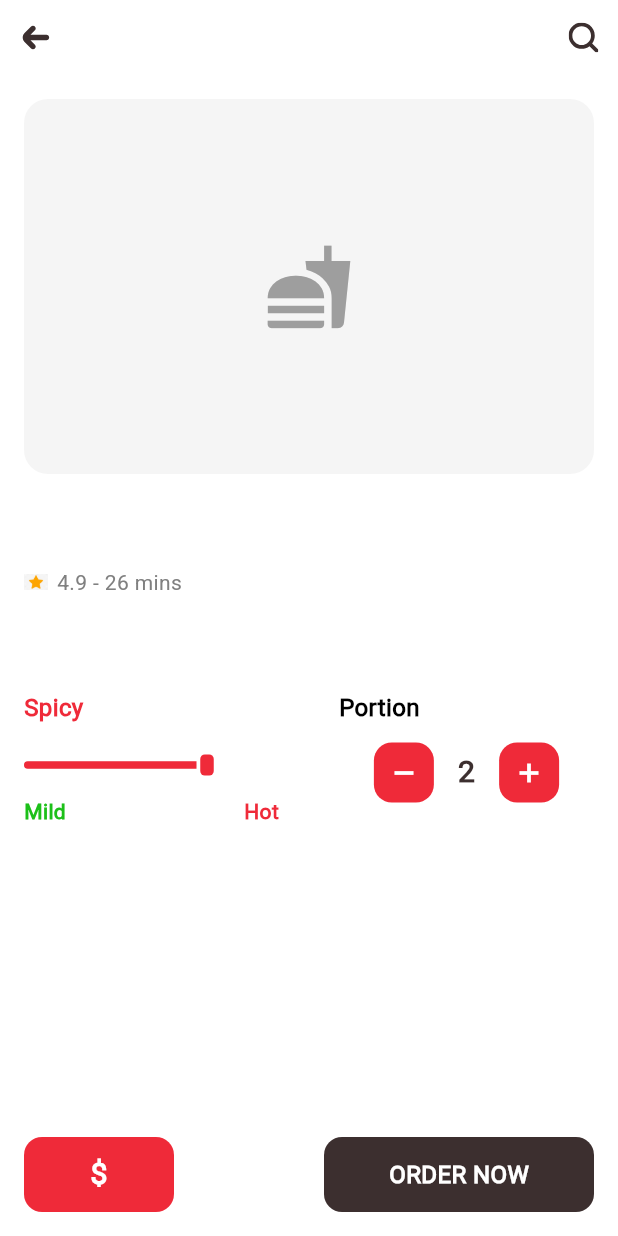
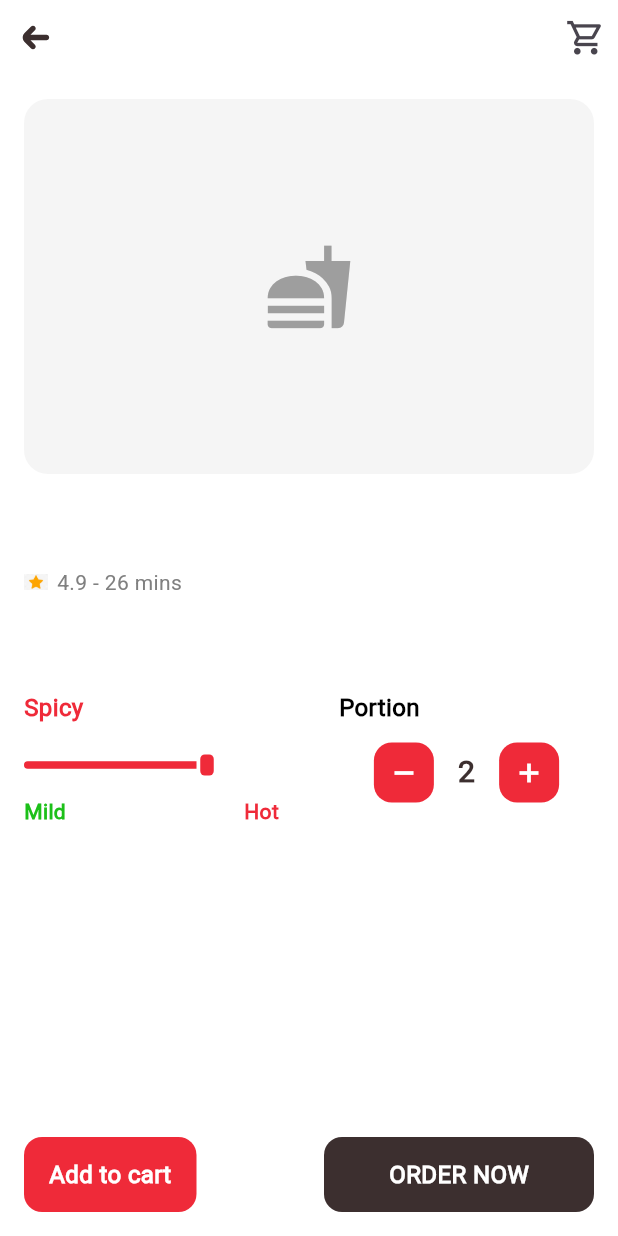
Before and after one commit to saifulhr/food_go_app, a Flutter app: the ProductDetailsPage screen opened directly with empty values, after a tap on the "add" icon, on a phone screen of 412 x 824 dp. Run offline on Flutter 3.47's test engine with Material 3 defaults, Android fonts, the phone set to English and light mode, and no system bars; our stand-ins replace carousel_slider, cloud_firestore, curved_navigation_bar, firebase_auth, firebase_core, flutter_svg and 2 more; accounts and stored records are empty.

Commit message:
add initial code

```diff
--- a/analysis_options.yaml
+++ b/analysis_options.yaml
@@ -10,6 +10,7 @@
 analyzer:
   errors:
     avoid_print: ignore
+    avoid_types_as_parameter_names: ignore
     await_only_futures: ignore
     body_might_complete_normally_nullable: ignore
     library_private_types_in_public_api: ignore
--- /dev/null
+++ b/lib/controller/cart_controller.dart
@@ -0,0 +1,187 @@
+import 'package:cloud_firestore/cloud_firestore.dart';
+import 'package:firebase_auth/firebase_auth.dart';
+import 'package:flutter/material.dart';
+import 'package:food_go_app/models/cart_model.dart';
+import 'package:food_go_app/models/order_model.dart';
+import 'package:food_go_app/models/product_model.dart';
+import 'package:food_go_app/services/cart_services.dart';
+import 'package:food_go_app/services/order_services.dart';
+import 'package:food_go_app/view/home/home_screen.dart';
+import 'package:get/get.dart';
+import 'package:uuid/uuid.dart';
+
+class CartController extends GetxController {
+  CartServices cartServices = CartServices();
+  //Order Services
+  OrderServices orderServices = OrderServices();
+  //Cart Items
+  var cartItems = <CartModel>[].obs;
+  //Total Amount
+  RxDouble totalAmount = 0.0.obs;
+  //Total Items
+  RxInt totalItems = 0.obs;
+  // Cart Loading
+  var isLoading = false.obs;
+
+  var uuid = Uuid();
+  // Fint Id User
+  Future<String?> findDocumentId(String productId) async {
+    final snapshot = await FirebaseFirestore.instance
+        .collection("carts")
+        .where("userId", isEqualTo: FirebaseAuth.instance.currentUser!.uid)
+        .where("productId", isEqualTo: productId)
+        .get();
+
+    if (snapshot.docs.isEmpty) {
+      return null;
+    }
+
+    return snapshot.docs.first.id;
+  }
+
+  //Fetch Item Cart
+  Future fetchItemcart() async {
+    isLoading.value = false;
+    var cartdata = await cartServices.getCart();
+    cartItems.assignAll(cartdata!);
+    calculatePriceTotal();
+    isLoading.value = false;
+  }
+
+  //Add to Cart
+  Future addTocart(ProductModel productModel, int quantity) async {
+    isLoading.value = true;
+
+    final documentId = await findDocumentId(productModel.id!);
+
+    if (documentId != null) {
+      await FirebaseFirestore.instance
+          .collection("carts")
+          .doc(documentId)
+          .update({"quantity": FieldValue.increment(quantity)});
+    } else {
+      CartModel cartModel = CartModel(
+        id: uuid.v4(),
+        productId: productModel.id,
+        productName: productModel.name,
+        productIamge: productModel.images,
+        productPrice: productModel.price,
+        productDescription: productModel.description,
+        quantity: quantity,
+        userId: FirebaseAuth
+            .instance
+            .currentUser
+            ?.uid, // Replace with actual user ID
+      );
+
+      await cartServices.addTocart(cartModel);
+      //This is the Snackbar
+      Get.snackbar(
+        "Success",
+        "Cart Item Successfully",
+        backgroundColor: Colors.green,
+        colorText: Colors.white,
+      );
+      isLoading.value = false;
+      await fetchItemcart();
+    }
+  }
+
+  //Calculate Total Price Off Cart Total Item
+  void calculatePriceTotal() {
+    totalItems.value = cartItems.length;
+
+    // totalItems.value = cartItems.fold(0, (sum, item) => sum + item.quantity!);
+
+    totalAmount.value = cartItems.fold(
+      0,
+      (sum, item) => sum + (item.quantity! * int.parse(item.productPrice!)),
+    );
+  }
+
+  // Cart Page Increment Quantity
+  Future incrementQuantity(CartModel cart) async {
+    final documentId = await findDocumentId(cart.productId!);
+
+    await FirebaseFirestore.instance.collection("carts").doc(documentId).update(
+      {"quantity": FieldValue.increment(1)},
+    );
+
+    await fetchItemcart();
+  }
+
+  // Cart Page Dincrement Quantity
+  Future decrementQuantity(CartModel cart) async {
+    final documentId = await findDocumentId(cart.productId!);
+
+    await FirebaseFirestore.instance.collection("carts").doc(documentId).update(
+      {"quantity": FieldValue.increment(-1)},
+    );
+    await fetchItemcart();
+  }
+
+  // Cart Remove
+  Future remove(CartModel cart) async {
+    final documentId = await findDocumentId(cart.productId!);
+
+    await cartServices.deleteItemCart(documentId!);
+
+    await fetchItemcart();
+  }
+
+  //Clear Cart Function
+  Future clearCart() async {
+    await cartServices.clearCart(FirebaseAuth.instance.currentUser!.uid);
+  }
+
+  // Order Place Function
+  Future placeOrder() async {
+    if (cartItems.isEmpty) {
+      Get.snackbar("Error", "Cart is empty");
+      return;
+    }
+
+    final newOrder = OrderModel(
+      orderId: Uuid().v4(),
+      userId: FirebaseAuth.instance.currentUser!.uid,
+      totalAmount: totalAmount.value,
+      totalItems: totalItems.value,
+      items: cartItems.map((cartkeyValue) {
+        return {
+          "productId": cartkeyValue.productId,
+          "productname": cartkeyValue.productName,
+          "prouctImage": cartkeyValue.productIamge,
+          "productDescription": cartkeyValue.productDescription,
+          "productPrice": cartkeyValue.productPrice,
+          "quantity": cartkeyValue.quantity,
+        };
+      }).toList(),
+    );
+
+    await orderServices.placeOrder(newOrder);
+
+    Get.snackbar("Success", "Order Place SuccessFully");
+
+    await clearCart();
+    await fetchItemcart();
+
+    Get.offAll(HomeScreen());
+  }
+
+  final orders = <OrderModel>[].obs;
+  var isOrderLoading = false.obs;
+
+  Future orderData() async {
+    isOrderLoading.value = false;
+    var orderdata = await orderServices.getOrder();
+    orders.assignAll(orderdata!);
+    isOrderLoading.value = false;
+  }
+
+  @override
+  void onInit() {
+    super.onInit();
+    fetchItemcart();
+    orderData();
+  }
+}
--- /dev/null
+++ b/lib/models/cart_model.dart
@@ -0,0 +1,44 @@
+// This is cart Model
+class CartModel {
+    String? id;
+    String? productName;
+    String? productId;
+    String? productIamge;
+    String? productDescription;
+    String? productPrice;
+    String? userId;
+    int? quantity;
+
+    CartModel({
+        this.id,
+        this.productName,
+        this.productId,
+        this.productIamge,
+        this.productDescription,
+        this.productPrice,
+        this.userId,
+        this.quantity,
+    });
+
+    factory CartModel.fromJson(Map<String, dynamic> json) => CartModel(
+        id: json["id"],
+        productName: json["ProductName"],
+        productId: json["ProductId"],
+        productIamge: json["ProductIamge"],
+        productDescription: json["ProductDescription"],
+        productPrice: json["ProductPrice"],
+        userId: json["UserId"],
+        quantity: json["Quantity"],
+    );
+
+    Map<String, dynamic> toJson() => {
+        "id": id,
+        "ProductName": productName,
+        "ProductId": productId,
+        "ProductIamge": productIamge,
+        "ProductDescription": productDescription,
+        "ProductPrice": productPrice,
+        "UserId": userId,
+        "Quantity": quantity,
+    };
+}
--- /dev/null
+++ b/lib/models/order_model.dart
@@ -0,0 +1,31 @@
+class OrderModel {
+  String? orderId;
+  String? userId;
+  double? totalAmount;
+  final List<Map<String,dynamic>> ? items;
+  int? totalItems;
+
+  OrderModel( {
+    this.userId,
+    this.orderId,
+    this.totalAmount,
+    this.items,
+    this.totalItems,
+  });
+
+  factory OrderModel.fromJson(Map<String, dynamic> json) => OrderModel(
+    userId: json["userId"],
+    orderId: json["orderId"],
+    totalAmount: json["totalAmount"],
+    items: List<Map<String,dynamic>>.from(json["items"]?? []),
+    totalItems: json["totalItems"],
+  );
+
+  Map<String, dynamic> toJson() => {
+    "userId": userId,
+    "totalAmount": totalAmount,
+    "totalItems": totalItems,
+    "items" : items,
+    "orderId" : orderId,
+  };
+}
--- /dev/null
+++ b/lib/services/cart_services.dart
@@ -0,0 +1,54 @@
+import 'package:cloud_firestore/cloud_firestore.dart';
+import 'package:firebase_auth/firebase_auth.dart';
+import 'package:food_go_app/models/cart_model.dart';
+
+class CartServices {
+  final CollectionReference cartCollection = FirebaseFirestore.instance
+      .collection("carts");
+//Add To Carts Function
+  Future<bool?> addTocart(CartModel cartmodel) async {
+    try {
+      await cartCollection.add(cartmodel.toJson());
+      return true;
+    } catch (e) {
+      print(e.toString());
+    }
+  }
+// Get Card Function
+  Future<List<CartModel>?> getCart() async {
+    try {
+      QuerySnapshot snap = await cartCollection
+          .where("userId", isEqualTo: FirebaseAuth.instance.currentUser!.uid)
+          .get();
+
+      return snap.docs
+          .map((d) => CartModel.fromJson(d.data() as Map<String, dynamic>))
+          .toList();
+    } catch (e) {
+      print(e.toString());
+      return null;
+    }
+  }
+
+  // Update quantity
+
+  Future<void> updateQuantity(String cartId, int newQuantity) async {
+    await cartCollection.doc(cartId).update({"quantity": newQuantity});
+  }
+
+  // Delete Item cart
+
+  Future deleteItemCart(String cartId) async {
+    await cartCollection.doc(cartId).delete();
+  }
+
+  Future clearCart(String documentId) async {
+    final snapshot = await cartCollection
+        .where("userId", isEqualTo: documentId)
+        .get();
+
+    for (var document in snapshot.docs) {
+      await cartCollection.doc(document.id).delete();
+    }
+  }
+}
--- /dev/null
+++ b/lib/services/order_services.dart
@@ -0,0 +1,28 @@
+import 'package:cloud_firestore/cloud_firestore.dart';
+import 'package:firebase_auth/firebase_auth.dart';
+import 'package:food_go_app/models/order_model.dart';
+
+class OrderServices {
+  final CollectionReference orderCOllection = FirebaseFirestore.instance
+      .collection("ordes");
+//Order Place Function
+  Future placeOrder(OrderModel orderModel) async {
+    await orderCOllection.add(orderModel.toJson());
+  }
+
+//Get Order Function
+  Future<List<OrderModel>?> getOrder() async {
+    try {
+      QuerySnapshot snap = await orderCOllection
+          .where("userId", isEqualTo: FirebaseAuth.instance.currentUser!.uid)
+          .get();
+
+      return snap.docs
+          .map((d) => OrderModel.fromJson(d.data() as Map<String, dynamic>))
+          .toList();
+    } catch (e) {
+      print(e.toString());
+      return null;
+    }
+  }
+}
--- a/lib/view/product/product_details_screens/product_details_page.dart
+++ b/lib/view/product/product_details_screens/product_details_page.dart
@@ -2,6 +2,7 @@ import 'package:flutter/material.dart';
 import 'package:flutter_svg/flutter_svg.dart';
 import 'package:food_go_app/models/product_model.dart';
 import 'package:food_go_app/theme/all_images.dart';
+import 'package:food_go_app/view/cart/cart_screen.dart';
 import 'package:food_go_app/view/product/product_details_screens/screens/product_bottom_nav_bar.dart';
 import 'package:food_go_app/view/product/product_details_screens/screens/product_image.dart';
 import 'package:food_go_app/view/product/product_details_screens/screens/product_name_reating_description.dart';
@@ -20,12 +21,13 @@ class ProductDetailsPage extends StatefulWidget {
 
 class _ProductDetailsPageState extends State<ProductDetailsPage> {
   int number = 1;
+
   @override
   Widget build(BuildContext context) {
     final product = widget.product;
     return Scaffold(
       backgroundColor: Colors.white,
-      //App Bar with Bigger Left Arrow
+      //App Bar with Left Arrow
       appBar: PreferredSize(
         preferredSize: const Size.fromHeight(50.0),
         child: AppBar(
@@ -44,13 +46,13 @@ class _ProductDetailsPageState extends State<ProductDetailsPage> {
             ),
           ),
           actions: [
-            Padding(
-              padding: const EdgeInsets.only(right: 8.0),
-              child: SvgPicture.asset(
-                AllImages.search01Icon,
-                height: 30,
-                width: 30,
-                fit: BoxFit.scaleDown,
+            GestureDetector(
+              onTap: () {
+                Get.to(() => CartScreen(), transition: Transition.noTransition);
+              },
+              child: const Padding(
+                padding: EdgeInsets.only(right: 8.0),
+                child: Icon(Icons.shopping_cart_outlined, size: 27),
               ),
             ),
           ],
@@ -73,7 +75,7 @@ class _ProductDetailsPageState extends State<ProductDetailsPage> {
               crossAxisAlignment: CrossAxisAlignment.start,
               children: [
                 // Spicy Level
-                ProductSpicySection(),
+                const ProductSpicySection(),
                 const SizedBox(width: 40),
                 // Portion Selector
                 Expanded(
@@ -127,12 +129,11 @@ class _ProductDetailsPageState extends State<ProductDetailsPage> {
                 ),
               ],
             ),
-            const SizedBox(height: 100), // Space for bottom bar
+            const SizedBox(height: 100),// Space for bottom bar
           ],
         ),
       ),
-      //Fixed Bottom Bar for Price & Order Now
-      bottomNavigationBar: ProductBottomNavBar(product: product),
+      bottomNavigationBar: ProductBottomNavBar(product: product, quantity: number),
     );
   }
 }
--- a/lib/view/product/product_details_screens/screens/product_bottom_nav_bar.dart
+++ b/lib/view/product/product_details_screens/screens/product_bottom_nav_bar.dart
@@ -1,31 +1,45 @@
 import 'package:flutter/material.dart';
+import 'package:food_go_app/controller/cart_controller.dart';
 import 'package:food_go_app/models/product_model.dart';
 import 'package:food_go_app/view/product/product_details_screens/widgets/custom_text_button.dart';
+import 'package:get/get.dart';
 
 class ProductBottomNavBar extends StatelessWidget {
-  const ProductBottomNavBar({super.key, required this.product});
+  final ProductModel product;
+  final int quantity;
 
-  final ProductModel product;
+  const ProductBottomNavBar({
+    super.key,
+    required this.product,
+    required this.quantity,
+  });
 
   @override
   Widget build(BuildContext context) {
+    final CartController cartController =Get.put(CartController());
+
     return SafeArea(
       child: Padding(
         padding: const EdgeInsets.all(16.0),
         child: Row(
           mainAxisAlignment: MainAxisAlignment.spaceBetween,
           children: [
-            CustomTextButton(
-              height: 50,
-              width: 100,
-              color: const Color(0xffEF2A39),
-              text: Text(
-                '\$${product.price ?? '0.00'}',
-                style: const TextStyle(
-                  color: Colors.white,
-                  fontFamily: 'Roboto',
-                  fontWeight: FontWeight.bold,
-                  fontSize: 20,
+            GestureDetector(
+              onTap: () {
+                cartController.addTocart(product, quantity);
+              },
+              child: CustomTextButton(
+                height: 50,
+                width: 115,
+                color: const Color(0xffEF2A39),
+                text: const Text(
+                  'Add to cart',
+                  style: TextStyle(
+                    color: Colors.white,
+                    fontFamily: 'Roboto',
+                    fontWeight: FontWeight.bold,
+                    fontSize: 16,
+                  ),
                 ),
               ),
             ),
```
Also changed, not shown: lib/view/cart/cart_screen.dart (added, +27 -0 lines), lib/view/home/home_screen.dart (+14 -0 lines).
